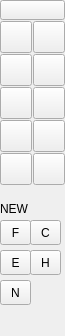
Above: librecad/src/ui/forms/qg_cadtoolbarcircles.ui from GreatDevelopers/LibreCAD before the change. Below: the same form after it.
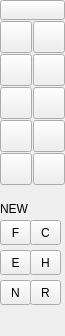
That is the form after the change. Icons and pictures are not drawn.

Commit message: added room feature

```diff
--- a/librecad/src/ui/forms/qg_cadtoolbarcircles.ui
+++ b/librecad/src/ui/forms/qg_cadtoolbarcircles.ui
@@ -665,6 +665,31 @@
     <string>NEW</string>
    </property>
   </widget>
+  <widget class="QToolButton" name="bRoom">
+   <property name="geometry">
+    <rect>
+     <x>30</x>
+     <y>280</y>
+     <width>31</width>
+     <height>25</height>
+    </rect>
+   </property>
+   <property name="maximumSize">
+    <size>
+     <width>32</width>
+     <height>32</height>
+    </size>
+   </property>
+   <property name="text">
+    <string>R</string>
+   </property>
+   <property name="checkable">
+    <bool>true</bool>
+   </property>
+   <property name="autoExclusive">
+    <bool>true</bool>
+   </property>
+  </widget>
  </widget>
  <layoutdefault spacing="6" margin="11"/>
  <tabstops>
```
Left out of the diff: 24 changed lines with no effect on the pictures. The commit also changes 11 other files.
